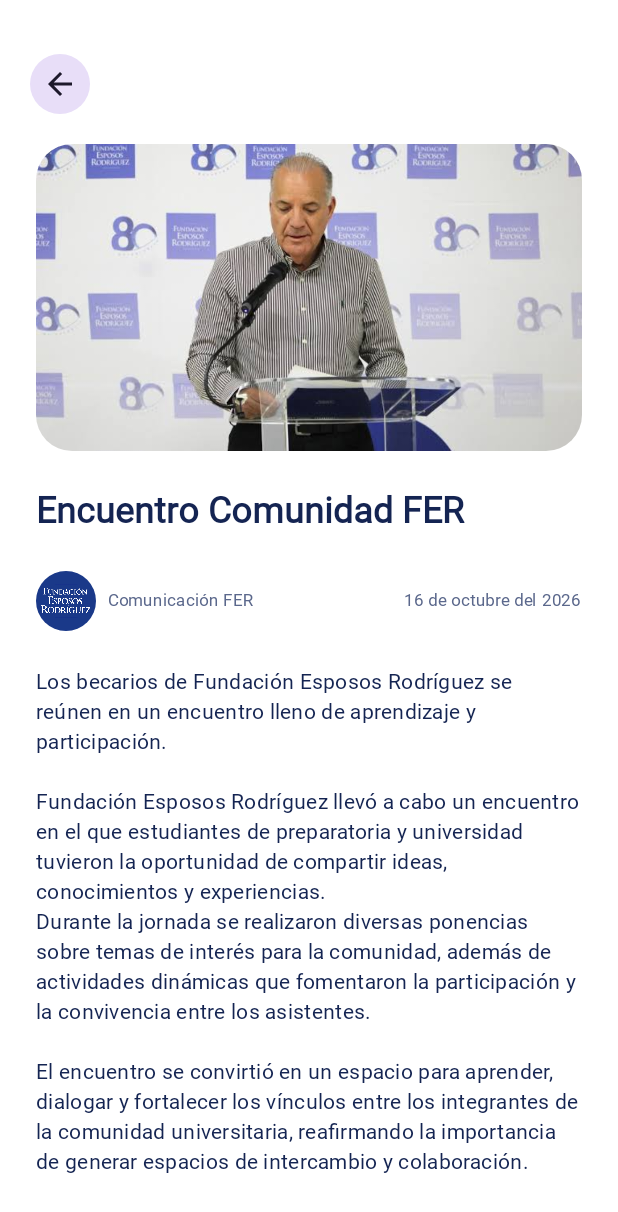
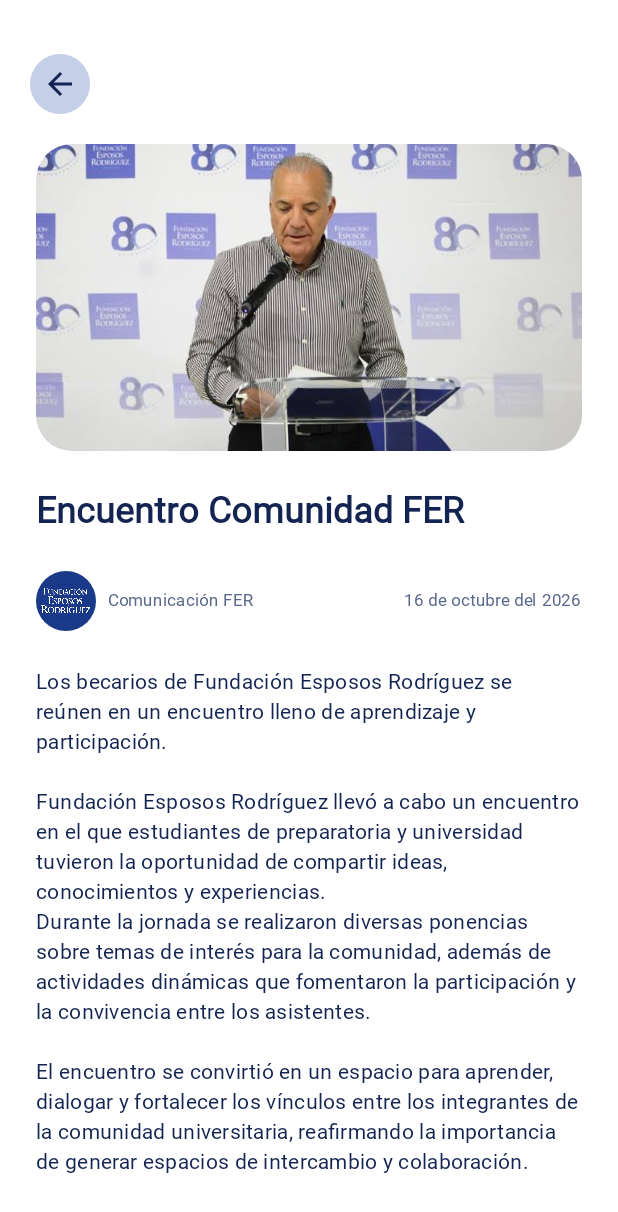
Before and after one commit to snwflwrsoph/fundacionApp, an Android app built with Jetpack Compose: the @Preview function NoticiaScreenPreview, on a phone screen of 412 x 824 dp. Shown: the top 1212 px of the screen. Run offline under Robolectric (Android 15) with nearby library versions, the phone set to English and light mode, and no system bars; Roboto replaces fonts that are not available here.

Commit message:
fix: button colors on post screen

```diff
--- a/app/src/main/java/com/fer/app/ui/noticia/NoticiaScreen.kt
+++ b/app/src/main/java/com/fer/app/ui/noticia/NoticiaScreen.kt
@@ -24,6 +24,7 @@ import androidx.compose.material.icons.outlined.FavoriteBorder
 import androidx.compose.material3.FilledTonalIconButton
 import androidx.compose.material3.Icon
 import androidx.compose.material3.IconButton
+import androidx.compose.material3.IconButtonDefaults
 import androidx.compose.material3.IconToggleButton
 import androidx.compose.material3.MaterialTheme
 import androidx.compose.material3.Text
@@ -40,6 +41,7 @@ import com.fer.app.data.fake.FakeNoticias
 import com.fer.app.model.Noticia
 import com.fer.app.ui.theme.FerGrisAzulado
 import com.fer.app.ui.theme.FerNavy
+import com.fer.app.ui.theme.FerBotones
 import com.fer.app.ui.theme.FerTheme
 import com.fer.app.ui.theme.GoogleSansFlex
 
@@ -65,7 +67,13 @@ fun NoticiaScreen(
             horizontalArrangement = Arrangement.SpaceBetween,
             verticalAlignment = Alignment.CenterVertically
         ) {
-            FilledTonalIconButton(onClick = onBack) {
+            FilledTonalIconButton(
+                onClick = onBack,
+                colors = IconButtonDefaults.filledTonalIconButtonColors(
+                    containerColor = FerBotones,
+                    contentColor = FerNavy
+                )
+                ) {
                 Icon(
                     imageVector = Icons.AutoMirrored.Filled.ArrowBack,
                     contentDescription = "Regresar"
@@ -183,6 +191,7 @@ fun NoticiaScreen(
                 Icon(
                     imageVector = if (noticia.isLikedByUser) Icons.Filled.Favorite else Icons.Outlined.FavoriteBorder,
                     contentDescription = "Me gusta",
+                    tint = FerNavy,
                     modifier = Modifier.size(18.dp)
                 )
             }
--- a/app/src/main/java/com/fer/app/ui/theme/Color.kt
+++ b/app/src/main/java/com/fer/app/ui/theme/Color.kt
@@ -17,3 +17,6 @@ val FerOnGold = Color(0xFF0B1530)
 
 // Texto secundario de la pantalla de noticia (autor, fecha)
 val FerGrisAzulado = Color(0xFF5B688C)
+
+// botones de navegacion
+val FerBotones = Color(0xFFC6CFE8)
```
